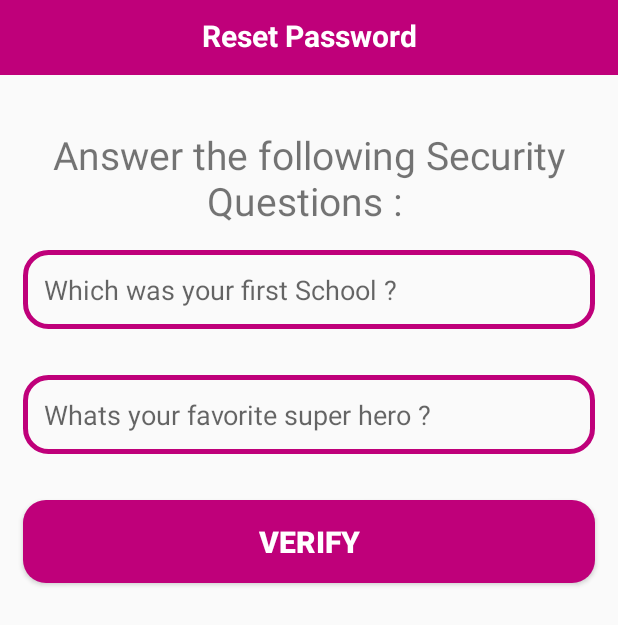
After one commit to Debasis56/VocalForLocalAndroidApp, an Android app: the ResetPasswordActivity screen opened directly, with no data from a screen before it, on a phone screen of 412 x 824 dp. The commit adds this screen. Shown: the top 625 px of the screen. Run offline under Robolectric (Android 15) with nearby library versions, the phone set to English and light mode, and no system bars; our stand-ins replace Firebase (no records; nobody signed in at launch, a user with empty details on screens opened directly); 2 statements that could not run were skipped.

Commit message:
Added Reset Password Activity feature and update Products Maintain Activity.

```diff
--- a/app/src/main/java/com/example/android/vocalforlocal/AdminAddNewProductActivity.java
+++ b/app/src/main/java/com/example/android/vocalforlocal/Admin/AdminAddNewProductActivity.java
@@ -1,4 +1,4 @@
-package com.example.android.vocalforlocal;
+package com.example.android.vocalforlocal.Admin;
 
 import androidx.annotation.NonNull;
 import androidx.annotation.Nullable;
@@ -15,6 +15,7 @@ import android.widget.EditText;
 import android.widget.ImageView;
 import android.widget.Toast;
 
+import com.example.android.vocalforlocal.R;
 import com.google.android.gms.tasks.Continuation;
 import com.google.android.gms.tasks.OnCompleteListener;
 import com.google.android.gms.tasks.OnFailureListener;
--- a/app/src/main/java/com/example/android/vocalforlocal/AdminCategoryActivity.java
+++ b/app/src/main/java/com/example/android/vocalforlocal/Admin/AdminCategoryActivity.java
@@ -1,4 +1,4 @@
-package com.example.android.vocalforlocal;
+package com.example.android.vocalforlocal.Admin;
 
 import androidx.appcompat.app.AppCompatActivity;
 
@@ -7,6 +7,10 @@ import android.os.Bundle;
 import android.view.View;
 import android.widget.Button;
 import android.widget.ImageView;
+
+import com.example.android.vocalforlocal.HomeActivity;
+import com.example.android.vocalforlocal.MainActivity;
+import com.example.android.vocalforlocal.R;
 
 public class AdminCategoryActivity extends AppCompatActivity {
 private ImageView bagsandwallets, broom, crafts, eatable, furnitures, handicrafts, handlooms, homeUtilities, jewelleryandhats, jutecrafts, kitchenanddining, officeutilities, terracotta, tribalpainting, woolenarts, stonecarvings;
--- a/app/src/main/java/com/example/android/vocalforlocal/AdminNewOrdersActivity.java
+++ b/app/src/main/java/com/example/android/vocalforlocal/Admin/AdminNewOrdersActivity.java
@@ -1,4 +1,4 @@
-package com.example.android.vocalforlocal;
+package com.example.android.vocalforlocal.Admin;
 
 import androidx.annotation.NonNull;
 import androidx.appcompat.app.AlertDialog;
@@ -17,6 +17,7 @@ import android.widget.Button;
 import android.widget.TextView;
 
 import com.example.android.vocalforlocal.Model.AdminOrders;
+import com.example.android.vocalforlocal.R;
 import com.firebase.ui.database.FirebaseRecyclerAdapter;
 import com.firebase.ui.database.FirebaseRecyclerOptions;
 import com.google.firebase.database.DatabaseReference;
--- a/app/src/main/java/com/example/android/vocalforlocal/AdminUserProductsActivity.java
+++ b/app/src/main/java/com/example/android/vocalforlocal/Admin/AdminUserProductsActivity.java
@@ -1,4 +1,4 @@
-package com.example.android.vocalforlocal;
+package com.example.android.vocalforlocal.Admin;
 
 import androidx.annotation.NonNull;
 import androidx.appcompat.app.AppCompatActivity;
@@ -11,6 +11,7 @@ import android.view.View;
 import android.view.ViewGroup;
 
 import com.example.android.vocalforlocal.Model.Cart;
+import com.example.android.vocalforlocal.R;
 import com.example.android.vocalforlocal.ViewHolder.CartViewHolder;
 import com.firebase.ui.database.FirebaseRecyclerAdapter;
 import com.firebase.ui.database.FirebaseRecyclerOptions;
--- a/app/src/main/java/com/example/android/vocalforlocal/HomeActivity.java
+++ b/app/src/main/java/com/example/android/vocalforlocal/HomeActivity.java
@@ -18,6 +18,7 @@ import androidx.drawerlayout.widget.DrawerLayout;
 import androidx.recyclerview.widget.LinearLayoutManager;
 import androidx.recyclerview.widget.RecyclerView;
 
+import com.example.android.vocalforlocal.Admin.AdminMaintainProductsActivity;
 import com.example.android.vocalforlocal.Model.Products;
 import com.example.android.vocalforlocal.Prevalent.Prevalent;
 import com.example.android.vocalforlocal.ViewHolder.ProductViewHolder;
@@ -25,7 +26,6 @@ import com.firebase.ui.database.FirebaseRecyclerAdapter;
 import com.firebase.ui.database.FirebaseRecyclerOptions;
 import com.google.android.material.floatingactionbutton.FloatingActionButton;
 import com.google.android.material.navigation.NavigationView;
-import com.google.android.material.snackbar.Snackbar;
 import com.google.firebase.database.DatabaseReference;
 import com. google.firebase.database.FirebaseDatabase;
 import com.squareup.picasso.Picasso;
@@ -143,10 +143,6 @@ public class HomeActivity extends AppCompatActivity
                                     Intent intent = new Intent(HomeActivity.this, AdminMaintainProductsActivity.class);
                                     intent.putExtra("pid", model.getPid());
                                     startActivity(intent);
-
-
-
-
                                 }
                                 else {
 
--- a/app/src/main/res/layout/activity_admin_add_new_product.xml
+++ b/app/src/main/res/layout/activity_admin_add_new_product.xml
@@ -4,7 +4,7 @@
     xmlns:tools="http://schemas.android.com/tools"
     android:layout_width="match_parent"
     android:layout_height="match_parent"
-    tools:context=".AdminAddNewProductActivity">
+    tools:context=".Admin.AdminAddNewProductActivity">
 
     <ImageView
         android:layout_width="350dp"
--- a/app/src/main/res/layout/activity_admin_category.xml
+++ b/app/src/main/res/layout/activity_admin_category.xml
@@ -4,7 +4,7 @@
     xmlns:tools="http://schemas.android.com/tools"
     android:layout_width="match_parent"
     android:layout_height="match_parent"
-    tools:context=".AdminCategoryActivity">
+    tools:context=".Admin.AdminCategoryActivity">
 
     <TextView
         android:id="@+id/slogan_category"
--- a/app/src/main/res/layout/activity_admin_new_orders.xml
+++ b/app/src/main/res/layout/activity_admin_new_orders.xml
@@ -4,7 +4,7 @@
     xmlns:tools="http://schemas.android.com/tools"
     android:layout_width="match_parent"
     android:layout_height="match_parent"
-    tools:context=".AdminNewOrdersActivity">
+    tools:context=".Admin.AdminNewOrdersActivity">
 
 
     <RelativeLayout
--- a/app/src/main/res/layout/activity_admin_user_products.xml
+++ b/app/src/main/res/layout/activity_admin_user_products.xml
@@ -4,7 +4,7 @@
     xmlns:tools="http://schemas.android.com/tools"
     android:layout_width="match_parent"
     android:layout_height="match_parent"
-    tools:context=".AdminUserProductsActivity">
+    tools:context=".Admin.AdminUserProductsActivity">
     <RelativeLayout
         android:id="@+id/r3"
         android:layout_width="match_parent"
--- /dev/null
+++ b/app/src/main/res/layout/activity_reset_password.xml
@@ -0,0 +1,84 @@
+<?xml version="1.0" encoding="utf-8"?>
+<RelativeLayout xmlns:android="http://schemas.android.com/apk/res/android"
+    xmlns:app="http://schemas.android.com/apk/res-auto"
+    xmlns:tools="http://schemas.android.com/tools"
+    android:layout_width="match_parent"
+    android:layout_height="match_parent"
+    tools:context=".ResetPasswordActivity">
+
+    <RelativeLayout
+        android:id="@+id/relative123"
+        android:layout_width="match_parent"
+        android:layout_height="50dp"
+        android:background="@color/colorPrimaryDark"
+        android:layout_alignParentTop="true">
+
+        <TextView
+            android:id="@+id/page_title"
+            android:layout_width="match_parent"
+            android:layout_height="wrap_content"
+            android:text="Reset Password"
+            android:textStyle="bold"
+            android:textColor="@color/white"
+            android:textSize="20sp"
+            android:textAlignment="center"
+            android:layout_marginTop="10dp"
+            />
+
+
+    </RelativeLayout>
+
+
+    <EditText
+        android:layout_width="match_parent"
+        android:layout_height="wrap_content"
+        android:hint="Please write your Phone Number"
+        android:background="@drawable/input_design"
+        android:layout_below="@+id/relative123"
+        android:padding="14dp"
+        android:layout_margin="15dp"
+        android:id="@+id/find_phone_number"/>
+
+    <TextView
+        android:layout_width="match_parent"
+        android:layout_height="wrap_content"
+        android:text="Answer the following Security Questions : "
+        android:gravity="center"
+        android:textSize="26dp"
+        android:id="@+id/title_questions"
+        android:layout_marginTop="35dp"
+        android:layout_below="@+id/find_phone_number"
+        />
+    <EditText
+        android:layout_width="match_parent"
+        android:layout_height="wrap_content"
+        android:hint="Which was your first School ?"
+        android:background="@drawable/input_design"
+        android:layout_below="@+id/title_questions"
+        android:padding="14dp"
+        android:layout_margin="15dp"
+        android:id="@+id/question_1"/>
+    <EditText
+        android:layout_width="match_parent"
+        android:layout_height="wrap_content"
+        android:hint="Whats your favorite super hero ?"
+        android:background="@drawable/input_design"
+        android:layout_below="@+id/question_1"
+        android:padding="14dp"
+        android:layout_margin="15dp"
+        android:id="@+id/question_2"/>
+
+    <Button
+        android:layout_width="match_parent"
+        android:layout_height="wrap_content"
+        android:text="Verify"
+        android:textColor="@color/white"
+        android:textStyle="bold"
+        android:textSize="20dp"
+        android:background="@drawable/buttons"
+        android:layout_below="@+id/question_2"
+        android:padding="14dp"
+        android:layout_margin="15dp"
+        android:id="@+id/verify_btn"/>
+
+</RelativeLayout>
```
Also changed, not shown: app/src/main/AndroidManifest.xml (+8 -5 lines), app/src/main/java/com/example/android/vocalforlocal/Admin/AdminMaintainProductsActivity.java (renamed from app/src/main/java/com/example/android/vocalforlocal/AdminMaintainProductsActivity.java, +23 -1 lines), app/src/main/java/com/example/android/vocalforlocal/LoginActivity.java (+15 -1 lines), app/src/main/java/com/example/android/vocalforlocal/ResetPasswordActivity.java (added, +256 -0 lines), app/src/main/java/com/example/android/vocalforlocal/SettingsActivity.java (+14 -0 lines), app/src/main/res/layout/activity_admin_maintain_products.xml (+10 -12 lines), app/src/main/res/layout/activity_settings.xml (+16 -0 lines).
